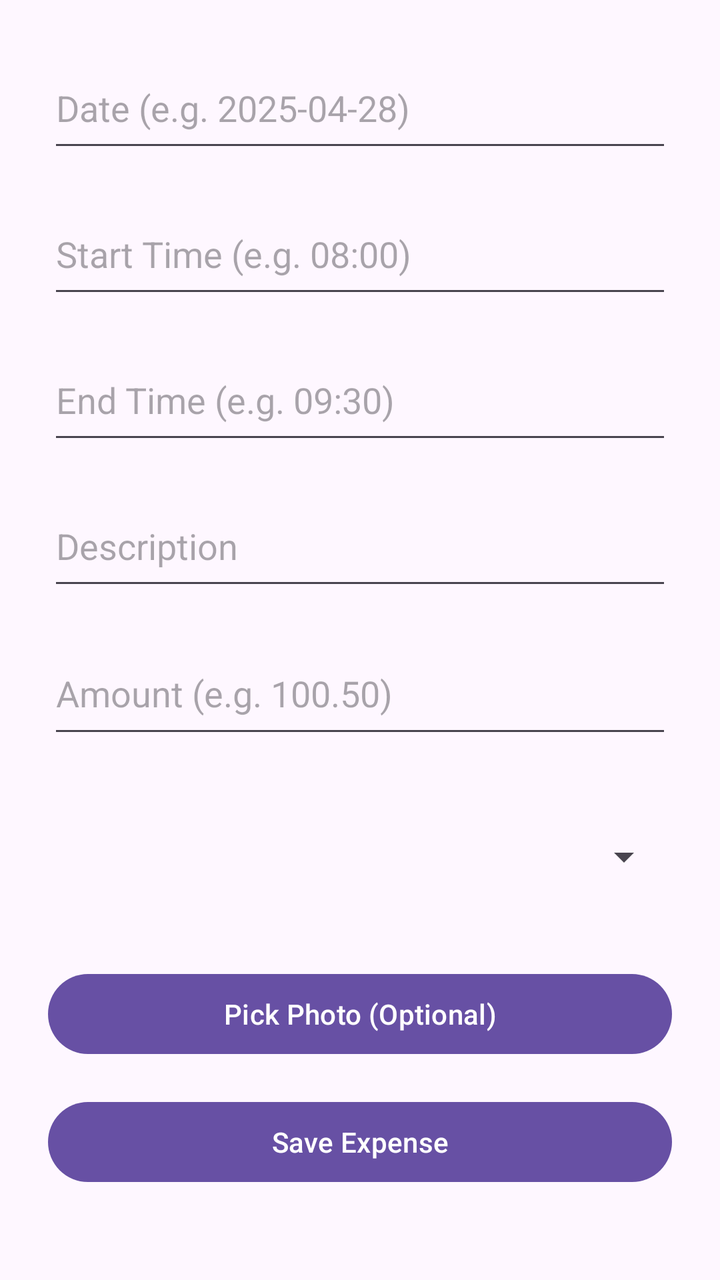
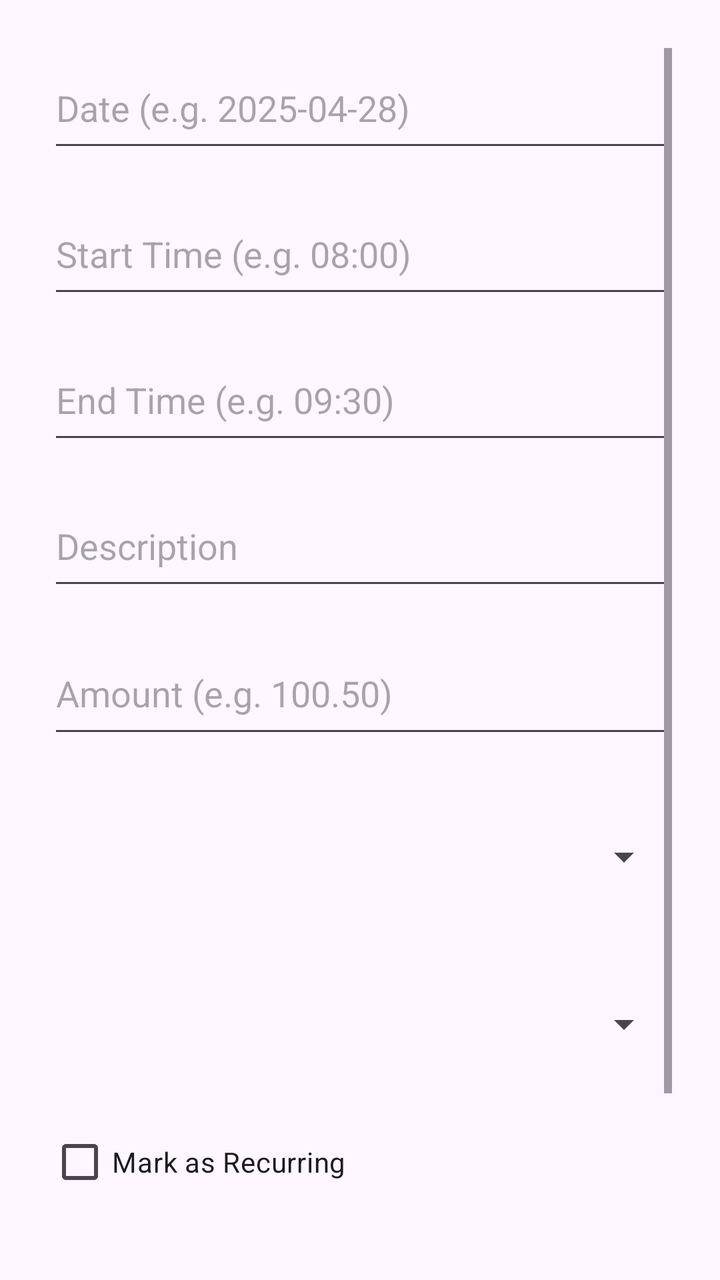

An Android layout rendered at two revisions. The XML below is the earlier revision; the diff shows what the commit changed to produce the second picture.
<!-- AndroidManifest.xml: application theme Theme.MoneyMapPart1 -->
<!-- res/layout/activity_add_expense.xml -->
<?xml version="1.0" encoding="utf-8"?>
<ScrollView
    xmlns:android="http://schemas.android.com/apk/res/android"
    android:layout_width="match_parent"
    android:layout_height="match_parent"
    android:padding="24dp">

    <LinearLayout
        android:orientation="vertical"
        android:layout_width="match_parent"
        android:layout_height="wrap_content">

        <EditText
            android:id="@+id/etDate"
            android:layout_width="match_parent"
            android:layout_height="57dp"
            android:layout_marginBottom="16dp"
            android:hint="Date (e.g. 2025-04-28)" />

        <EditText
            android:id="@+id/etStartTime"
            android:hint="Start Time (e.g. 08:00)"
            android:layout_width="match_parent"
            android:layout_height="57dp"
            android:layout_marginBottom="16dp"/>

        <EditText
            android:id="@+id/etEndTime"
            android:hint="End Time (e.g. 09:30)"
            android:layout_width="match_parent"
            android:layout_height="57dp"
            android:layout_marginBottom="16dp"/>

        <EditText
            android:id="@+id/etDescription"
            android:hint="Description"
            android:layout_width="match_parent"
            android:layout_height="57dp"
            android:layout_marginBottom="16dp"/>

        <EditText
            android:id="@+id/etAmount"
            android:layout_width="match_parent"
            android:layout_height="58dp"
            android:layout_marginBottom="24dp"
            android:hint="Amount (e.g. 100.50)"
            android:inputType="numberDecimal" />


        <Spinner
            android:id="@+id/spinnerCategory"
            android:layout_width="match_parent"
            android:layout_height="61dp"
            android:layout_marginBottom="24dp" />

        <Button
            android:id="@+id/btnPickImage"
            android:text="Pick Photo (Optional)"
            android:layout_width="match_parent"
            android:layout_height="wrap_content"
            android:layout_marginBottom="16dp"/>

        <ImageView
            android:id="@+id/ivSelectedImage"
            android:layout_width="match_parent"
            android:layout_height="300dp"
            android:scaleType="centerCrop"
            android:visibility="gone"
            android:layout_marginBottom="24dp"/>


        <Button
            android:id="@+id/btnSaveExpense"
            android:text="Save Expense"
            android:layout_width="match_parent"
            android:layout_height="wrap_content"/>

    </LinearLayout>
</ScrollView>
<!-- resources referenced by this layout -->
<resources>
  <style name="Theme.MoneyMapPart1" parent="Base.Theme.MoneyMapPart1" />
  <style name="Base.Theme.MoneyMapPart1" parent="Theme.Material3.DayNight.NoActionBar">
          
          
      </style>
</resources>

<!-- the commit's change to res/layout/activity_add_expense.xml (unified diff, before → after) -->
@@ -53,6 +53,28 @@
             android:layout_height="61dp"
             android:layout_marginBottom="24dp" />
 
+        <Spinner
+            android:id="@+id/spinnerPaymentMethod"
+            android:layout_width="match_parent"
+            android:layout_height="58dp"
+            android:layout_marginBottom="16dp" />
+
+        <CheckBox
+            android:id="@+id/checkboxRecurring"
+            android:layout_width="wrap_content"
+            android:layout_height="wrap_content"
+            android:text="Mark as Recurring"
+            android:layout_marginBottom="8dp" />
+
+        <Spinner
+            android:id="@+id/spinnerRecurrencePeriod"
+            android:layout_width="match_parent"
+            android:layout_height="wrap_content"
+            android:visibility="gone"
+            android:layout_marginBottom="16dp" />
+
+
+
         <Button
             android:id="@+id/btnPickImage"
             android:text="Pick Photo (Optional)"
